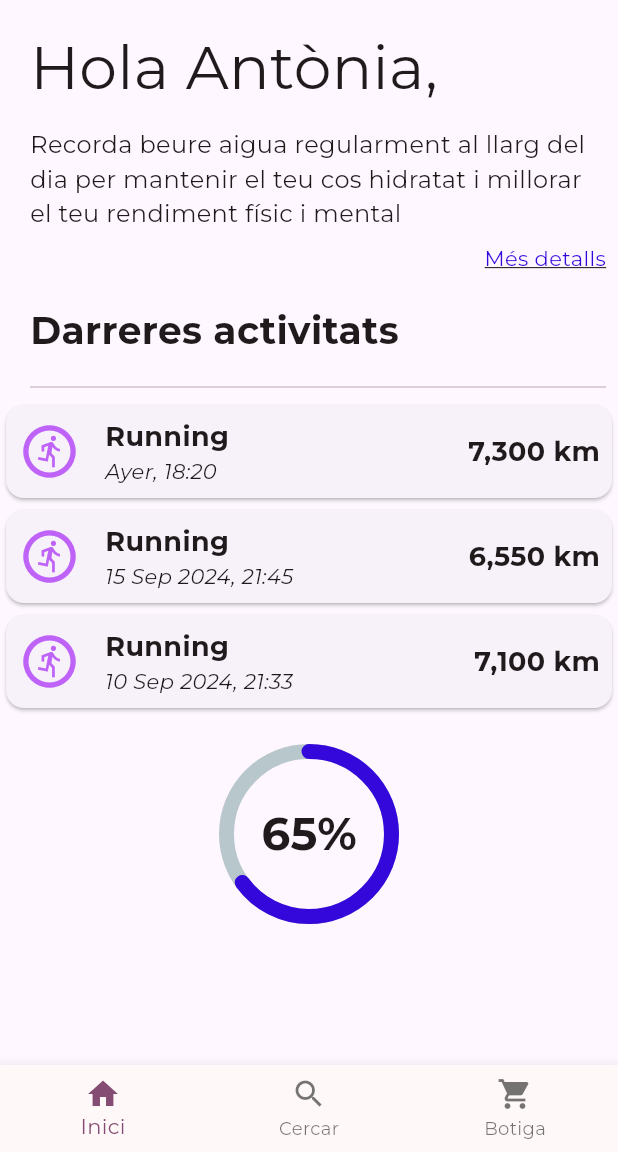
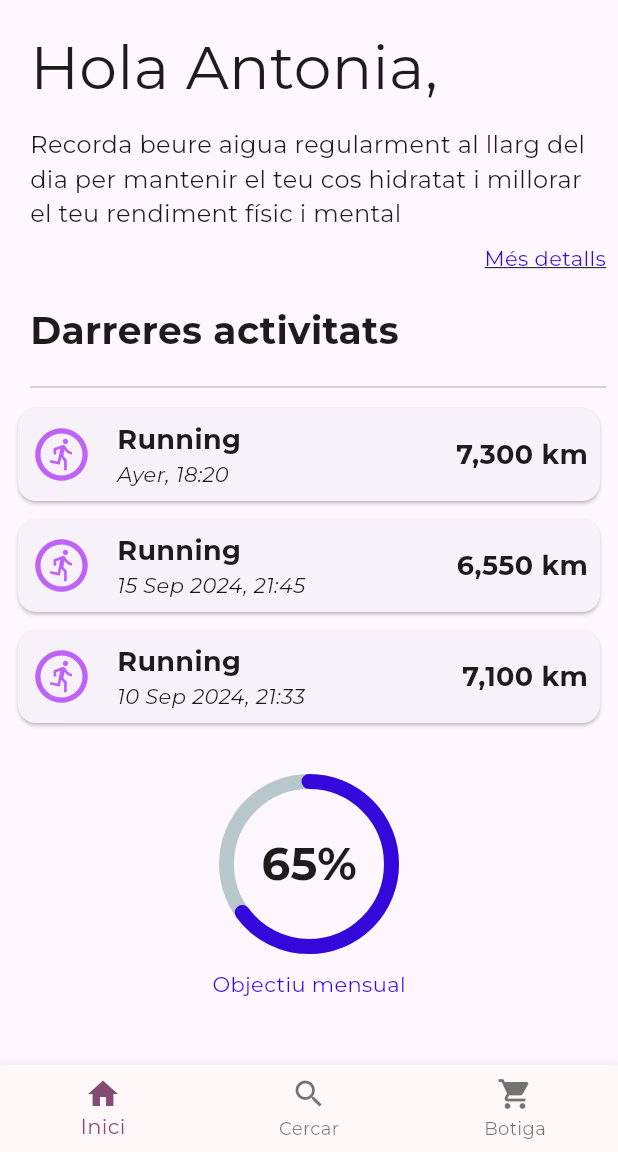
Before and after one commit to davidsarri/flutter_fitness_time, a Flutter app: the screen it shows after launch, on a phone screen of 412 x 824 dp, the part 84-1236 px from its top. Run offline on Flutter 3.47's test engine with Material 3 defaults, Android fonts, the phone set to English and light mode, and no system bars; drawn by our look-alikes of percent_indicator; our stand-ins replace google_fonts; network calls fail.

Commit message:
afegit que obtingui les dades del perfil a traves del model de dades

```diff
--- /dev/null
+++ b/lib/models/profile_model.dart
@@ -0,0 +1,51 @@
+import 'package:fitness_time/models/activity_model.dart';
+
+class ProfileModel {
+  String name;
+  String surname;
+  String profileImage;
+  double height;
+  double weight;
+  String registered;
+
+  // les variables totalTime, totalKm, totalActivities per anar be haurien de venir de camps calculats a partir de la llista d'activitats, pero per l'exemple els donc un valor forçat
+  String totalTime;
+  String totalKm;
+  String totalActivities;
+
+  List<ActivityModel> activities;
+
+  ProfileModel({
+    required this.name,
+    required this.surname,
+    required this.profileImage,
+    required this.height,
+    required this.weight,
+    required this.totalTime,
+    required this.totalKm,
+    required this.totalActivities,
+    required this.registered,
+    this.activities = const [],
+  });
+}
+
+List<ActivityModel> antoniaActivities = [
+  ActivityModel(
+      activitat: "Running", data: "Ayer, 18:20", distancia: "7,300 km"),
+  ActivityModel(
+      activitat: "Running", data: "15 Sep 2024, 21:45", distancia: "6,550 km"),
+  ActivityModel(
+      activitat: "Running", data: "10 Sep 2024, 21:33", distancia: "7,100 km"),
+];
+
+ProfileModel profile = ProfileModel(
+    name: "Antonia",
+    surname: "Font",
+    profileImage: "https://randomuser.me/api/portraits/women/44.jpg",
+    activities: antoniaActivities,
+    height: 150,
+    weight: 55,
+    totalTime: "2h 45'",
+    totalKm: '212,4',
+    totalActivities: '42',
+    registered: "20 d'abril del 2022");
--- a/lib/vistes/main_view.dart
+++ b/lib/vistes/main_view.dart
@@ -1,6 +1,7 @@
+import 'package:fitness_time/models/profile_model.dart';
 import 'package:fitness_time/vistes/profile_view.dart';
 import 'package:flutter/material.dart';
-import 'package:percent_indicator/circular_percent_indicator.dart';
+import 'package:percent_indicator/percent_indicator.dart';
 
 class MainView extends StatelessWidget {
   const MainView({super.key});
@@ -27,22 +28,20 @@ class MainView extends StatelessWidget {
                 tag: "imatgePerfil",
                 child: CircleAvatar(
                   radius: 20,
-                  backgroundImage: NetworkImage(
-                      "https://randomuser.me/api/portraits/women/44.jpg"),
+                  backgroundImage: NetworkImage(profile.profileImage),
                 ),
               ),
             ),
           ),
         ],
       ),
-      body: Expanded(
-        child: Column(
+      body: Column(
         crossAxisAlignment: CrossAxisAlignment.start,
         children: [
           Padding(
             padding: const EdgeInsets.only(left: 20, top: 16),
             child: Text(
-                "Hola Antònia,",
+              "Hola ${profile.name},",
               style: TextStyle(
                 fontSize: 40,
               ),
@@ -84,8 +83,15 @@ class MainView extends StatelessWidget {
             padding: const EdgeInsets.only(left: 20, top: 12, right: 8),
             child: Divider(),
           ),
-            Card(
+          SizedBox(
+            height: 250,
+            child: ListView.builder(
+              itemCount: profile.activities.length,
+              itemBuilder: (context, index) {
+                final activity = profile.activities[index];
+                return Card(
                   color: Color(0xfff7f2fa),
+                  margin: EdgeInsets.symmetric(horizontal: 12, vertical: 6),
                   child: Row(
                     children: [
                       Padding(
@@ -102,14 +108,14 @@ class MainView extends StatelessWidget {
                           crossAxisAlignment: CrossAxisAlignment.start,
                           children: [
                             Text(
-                          "Running",
+                              activity.activitat,
                               style: TextStyle(
                                 fontSize: 18,
                                 fontWeight: FontWeight.bold,
                               ),
                             ),
                             Text(
-                          "Ayer, 18:20",
+                              activity.data,
                               style: TextStyle(
                                 fontSize: 14,
                                 fontStyle: FontStyle.italic,
@@ -121,111 +127,24 @@ class MainView extends StatelessWidget {
                       Spacer(),
                       Padding(
                         padding: const EdgeInsets.only(right: 8.0),
-                    child: Text("7,300 km",
-                        style: TextStyle(
-                          fontSize: 18,
-                          fontWeight: FontWeight.bold,
-                        )),
-                  ),
-                ],
-              ),
-            ),
-            Card(
-              color: Color(0xfff7f2fa),
-              child: Row(
-                children: [
-                  Padding(
-                    padding: const EdgeInsets.all(8.0),
-                    child: Icon(
-                      Icons.run_circle_outlined,
-                      size: 42,
-                      color: Color(0xffbf63f8),
-                    ),
-                  ),
-                  Padding(
-                    padding: const EdgeInsets.all(8.0),
-                    child: Column(
-                      crossAxisAlignment: CrossAxisAlignment.start,
-                      children: [
-                        Text(
-                          "Running",
+                        child: Text(
+                          activity.distancia,
                           style: TextStyle(
                             fontSize: 18,
                             fontWeight: FontWeight.bold,
                           ),
                         ),
-                        Text(
-                          "15 Sep 2024, 21:45",
-                          style: TextStyle(
-                            fontSize: 14,
-                            fontStyle: FontStyle.italic,
-                          ),
                       ),
                     ],
                   ),
-                  ),
-                  Spacer(),
-                  Padding(
-                    padding: const EdgeInsets.only(right: 8.0),
-                    child: Text("6,550 km",
-                        style: TextStyle(
-                          fontSize: 18,
-                          fontWeight: FontWeight.bold,
-                        )),
-                  ),
-                ],
+                );
+              },
             ),
           ),
-            Card(
-              color: Color(0xfff7f2fa),
-              child: Row(
+          Center(
+            child: Column(
               children: [
-                  Padding(
-                    padding: const EdgeInsets.all(8.0),
-                    child: Icon(
-                      Icons.run_circle_outlined,
-                      size: 42,
-                      color: Color(0xffbf63f8),
-                    ),
-                  ),
-                  Padding(
-                    padding: const EdgeInsets.all(8.0),
-                    child: Column(
-                      crossAxisAlignment: CrossAxisAlignment.start,
-                      children: [
-                        Text(
-                          "Running",
-                          style: TextStyle(
-                            fontSize: 18,
-                            fontWeight: FontWeight.bold,
-                          ),
-                        ),
-                        Text(
-                          "10 Sep 2024, 21:33",
-                          style: TextStyle(
-                            fontSize: 14,
-                            fontStyle: FontStyle.italic,
-                          ),
-                        ),
-                      ],
-                    ),
-                  ),
-                  Spacer(),
-                  Padding(
-                    padding: const EdgeInsets.only(right: 8.0),
-                    child: Text("7,100 km",
-                        style: TextStyle(
-                          fontSize: 18,
-                          fontWeight: FontWeight.bold,
-                        )),
-                  ),
-                ],
-              ),
-            ),
-            Padding(
-              padding: const EdgeInsets.only(top: 20),
-              child: Center(
-                child: CircularPercentIndicator(
+                CircularPercentIndicator(
                   radius: 60,
                   lineWidth: 10.0,
                   percent: 0.65,
@@ -239,13 +158,18 @@ class MainView extends StatelessWidget {
                   progressColor: Color(0xff3407da),
                   circularStrokeCap: CircularStrokeCap.round,
                 ),
+                SizedBox(height: 10), // Espai entre el indicador i el text
+                Text(
+                  "Objectiu mensual",
+                  style: TextStyle(fontSize: 14, color: Color(0xff3407da)),
+                ),
+              ],
             ),
           ),
         ],
       ),
-      ),
-      bottomNavigationBar:
-          BottomNavigationBar(items: const <BottomNavigationBarItem>[
+      bottomNavigationBar: BottomNavigationBar(
+        items: const <BottomNavigationBarItem>[
           BottomNavigationBarItem(
             icon: Icon(Icons.home),
             label: "Inici",
@@ -258,7 +182,8 @@ class MainView extends StatelessWidget {
             icon: Icon(Icons.shopping_cart),
             label: "Botiga",
           ),
-      ]),
+        ],
+      ),
     );
   }
 }
```
Also changed, not shown: lib/models/activity_model.dart (added, +11 -0 lines), lib/vistes/profile_view.dart (+14 -16 lines). Lines whose indentation alone changed are shown as unchanged.
